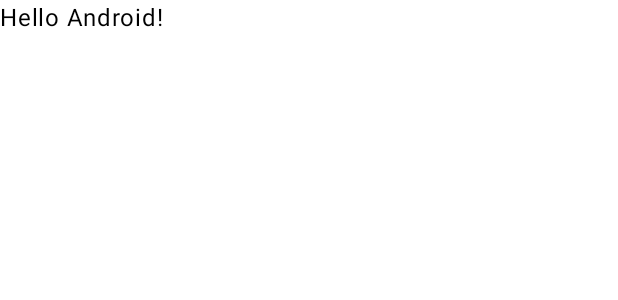
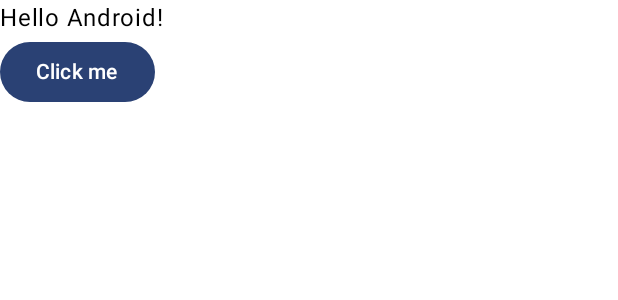
Before and after one commit to mohsenoid/KLogX, an Android app built with Jetpack Compose: the @Preview function GreetingPreview, on a phone screen of 412 x 824 dp. Shown: the top 300 px of the screen. Run offline under Robolectric (Android 15) with nearby library versions, the phone set to English and light mode, and no system bars.

Commit message:
Implement Sample

```diff
--- a/sample/android/build.gradle.kts
+++ b/sample/android/build.gradle.kts
@@ -62,6 +62,9 @@ dependencies {
     debugImplementation(libs.androidx.ui.tooling)
     debugImplementation(libs.androidx.ui.test.manifest)
 
+    // Lib
+    implementation(project(":lib"))
+
     // Test
     testImplementation(libs.bundles.test)
 
--- a/sample/android/src/main/AndroidManifest.xml
+++ b/sample/android/src/main/AndroidManifest.xml
@@ -3,6 +3,7 @@
     xmlns:tools="http://schemas.android.com/tools">
 
     <application
+        android:name=".SampleApplication"
         android:allowBackup="true"
         android:dataExtractionRules="@xml/data_extraction_rules"
         android:fullBackupContent="@xml/backup_rules"
@@ -13,7 +14,7 @@
         android:theme="@style/Theme.SampleApplication"
         tools:targetApi="31">
         <activity
-            android:name=".MainActivity"
+            android:name=".ui.MainActivity"
             android:exported="true"
             android:theme="@style/Theme.SampleApplication">
             <intent-filter>
--- a/sample/android/src/main/java/com/mohsenoid/klogx/android/sample/MainActivity.kt
+++ b/sample/android/src/main/java/com/mohsenoid/klogx/android/sample/ui/MainActivity.kt
@@ -1,21 +1,30 @@
-package com.mohsenoid.klogx.android.sample
+package com.mohsenoid.klogx.android.sample.ui
 
 import android.os.Bundle
 import androidx.activity.ComponentActivity
 import androidx.activity.compose.setContent
 import androidx.activity.enableEdgeToEdge
+import androidx.compose.foundation.layout.Column
 import androidx.compose.foundation.layout.fillMaxSize
 import androidx.compose.foundation.layout.padding
+import androidx.compose.material3.Button
 import androidx.compose.material3.Scaffold
 import androidx.compose.material3.Text
 import androidx.compose.runtime.Composable
 import androidx.compose.ui.Modifier
 import androidx.compose.ui.tooling.preview.Preview
+import com.mohsenoid.klogx.KLogTarget
 import com.mohsenoid.klogx.android.sample.ui.theme.SampleApplicationTheme
 
+private val logWriter = SampleFeatureKLogWriter()
+
 class MainActivity : ComponentActivity() {
+
     override fun onCreate(savedInstanceState: Bundle?) {
         super.onCreate(savedInstanceState)
+
+        logWriter.v(message = "onCreate", target = KLogTarget.EXTERNAL)
+
         enableEdgeToEdge()
         setContent {
             SampleApplicationTheme {
@@ -35,10 +44,19 @@ fun Greeting(
     name: String,
     modifier: Modifier = Modifier,
 ) {
-    Text(
-        text = "Hello $name!",
-        modifier = modifier,
-    )
+    Column(modifier = modifier.fillMaxSize()) {
+        Text(
+            text = "Hello $name!",
+        )
+
+        Button(
+            onClick = {
+                logWriter.d(target = KLogTarget.EXTERNAL) { "Button clicked" }
+            },
+        ) {
+            Text("Click me")
+        }
+    }
 }
 
 @Preview(showBackground = true)
```
Also changed, not shown: sample/android/src/main/java/com/mohsenoid/klogx/android/sample/SampleApplication.kt (added, +16 -0 lines), sample/android/src/main/java/com/mohsenoid/klogx/android/sample/log/SampleLogAppender.kt (added, +17 -0 lines), sample/android/src/main/java/com/mohsenoid/klogx/android/sample/log/SampleLogFilter.kt (added, +14 -0 lines), sample/android/src/main/java/com/mohsenoid/klogx/android/sample/ui/SampleFeatureKLogWriter.kt (added, +11 -0 lines).
